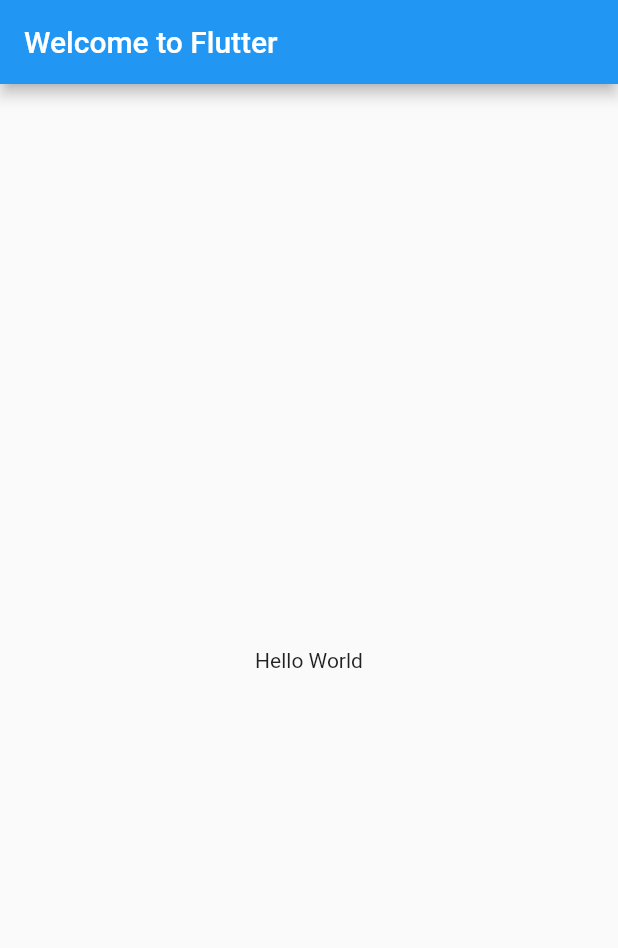
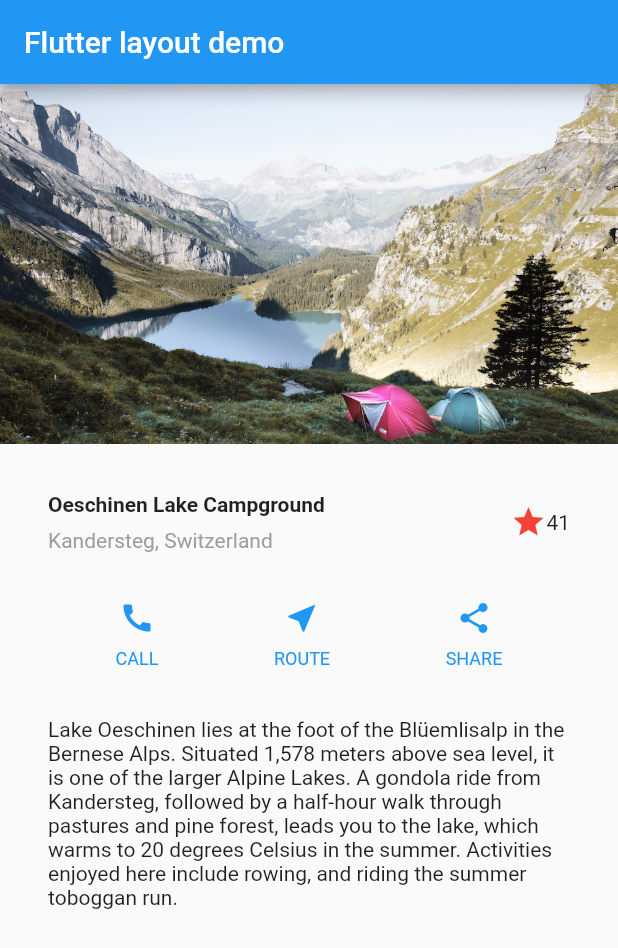
Before and after one commit to YeonJeans/flutter-study, a Flutter app: the screen it shows after launch, on a phone screen of 412 x 824 dp. Shown: the top 948 px of the screen. Run offline on Flutter 3.47's test engine with Material 2 defaults, Android fonts, the phone set to English and light mode, and no system bars.

Commit message:
[week2] Building Layouts/Tutorial

```diff
--- a/yeoncheong/week2/building_layout/lib/main.dart
+++ b/yeoncheong/week2/building_layout/lib/main.dart
@@ -4,25 +4,112 @@
 
 import 'package:flutter/material.dart';
 
-void main() {
-  runApp(const MyApp());
-}
+void main() => runApp(const MyApp());
 
 class MyApp extends StatelessWidget {
   const MyApp({super.key});
 
   @override
   Widget build(BuildContext context) {
+    Widget titleSection = Container(
+      padding: const EdgeInsets.all(32),
+      child: Row(
+        children: [
+          Expanded(
+            child: Column(
+              crossAxisAlignment: CrossAxisAlignment.start,
+              children: [
+                Container(
+                  padding: const EdgeInsets.only(bottom: 8),
+                  child: const Text(
+                    'Oeschinen Lake Campground',
+                    style: TextStyle(
+                      fontWeight: FontWeight.bold,
+                    ),
+                  ),
+                ),
+                Text(
+                  'Kandersteg, Switzerland',
+                  style: TextStyle(
+                    color: Colors.grey[500],
+                  ),
+                )
+              ],
+            ),
+          ),
+          Icon(
+            Icons.star,
+            color: Colors.red[500],
+          ),
+          const Text('41')
+        ],
+      ),
+    );
+
+    Color color = Theme.of(context).primaryColor;
+    Widget buttonSection = Row(
+      mainAxisAlignment: MainAxisAlignment.spaceEvenly,
+      children: [
+        _buildButtonColumn(color, Icons.call, 'CALL'),
+        _buildButtonColumn(color, Icons.near_me, 'ROUTE'),
+        _buildButtonColumn(color, Icons.share, 'SHARE'),
+      ],
+    );
+
+    Widget textSection = const Padding(
+      padding: EdgeInsets.all(32),
+      child: Text(
+        'Lake Oeschinen lies at the foot of the Blüemlisalp in the Bernese '
+            'Alps. Situated 1,578 meters above sea level, it is one of the '
+            'larger Alpine Lakes. A gondola ride from Kandersteg, followed by a '
+            'half-hour walk through pastures and pine forest, leads you to the '
+            'lake, which warms to 20 degrees Celsius in the summer. Activities '
+            'enjoyed here include rowing, and riding the summer toboggan run.',
+        softWrap: true,
+      ),
+    );
+
     return MaterialApp(
-      title: 'Welcome to Flutter',
+      title: 'Flutter layout demo',
       home: Scaffold(
         appBar: AppBar(
-          title: const Text('Welcome to Flutter'),
+          title: const Text('Flutter layout demo'),
         ),
-        body: const Center(
-          child: Text('Hello World'),
+        body: ListView(
+          children: [
+            Image.asset(
+              'images/lake.jpg',
+              width: 600,
+              height: 240,
+              fit: BoxFit.cover,
+            ),
+            titleSection,
+            buttonSection,
+            textSection,
+          ],
         ),
       ),
     );
   }
+
+  Column _buildButtonColumn(Color color, IconData icon, String label) {
+    return Column(
+      mainAxisSize: MainAxisSize.min,
+      mainAxisAlignment: MainAxisAlignment.center,
+      children: [
+        Icon(icon, color: color),
+        Container(
+          margin: const EdgeInsets.only(top: 8),
+          child: Text(
+            label,
+            style: TextStyle(
+              fontSize: 12,
+              fontWeight: FontWeight.w400,
+              color: color,
+            ),
+          ),
+        ),
+      ],
+    );
+  }
 }
--- a/yeoncheong/week2/building_layout/pubspec.yaml
+++ b/yeoncheong/week2/building_layout/pubspec.yaml
@@ -57,6 +57,8 @@
   # included with your application, so that you can use the icons in
   # the material Icons class.
   uses-material-design: true
+  assets:
+    - images/lake.jpg
 
   # To add assets to your application, add an assets section, like this:
   # assets:
```
Also changed, not shown: yeoncheong/week2/building_layout/images/lake.jpg (added).
